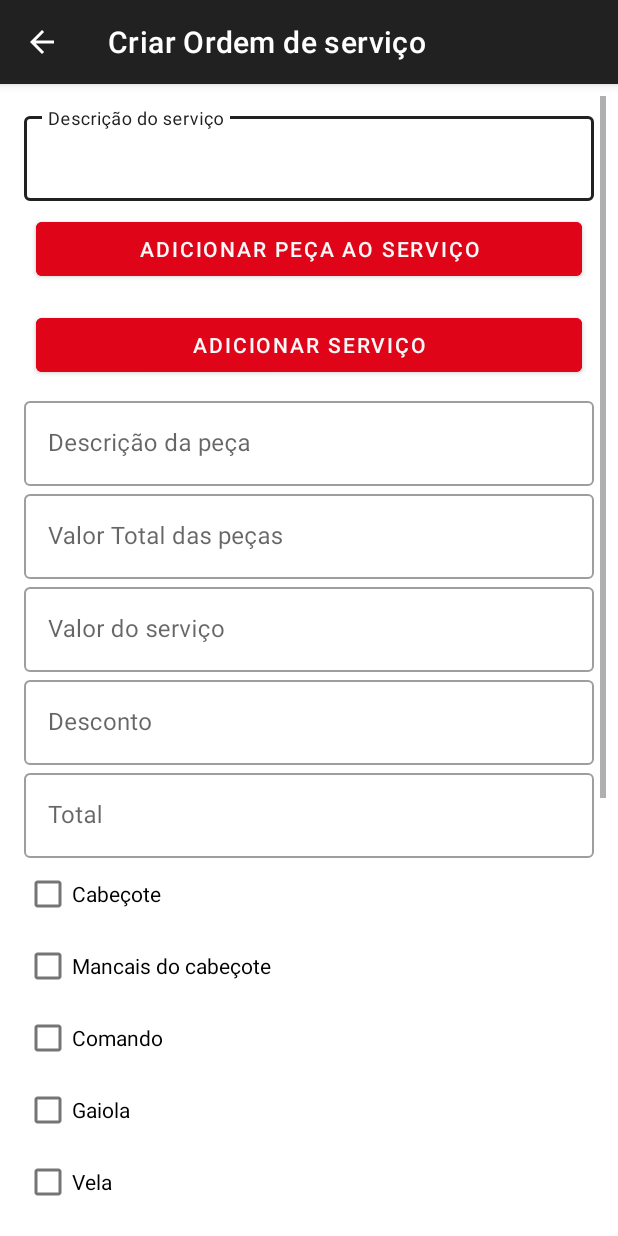
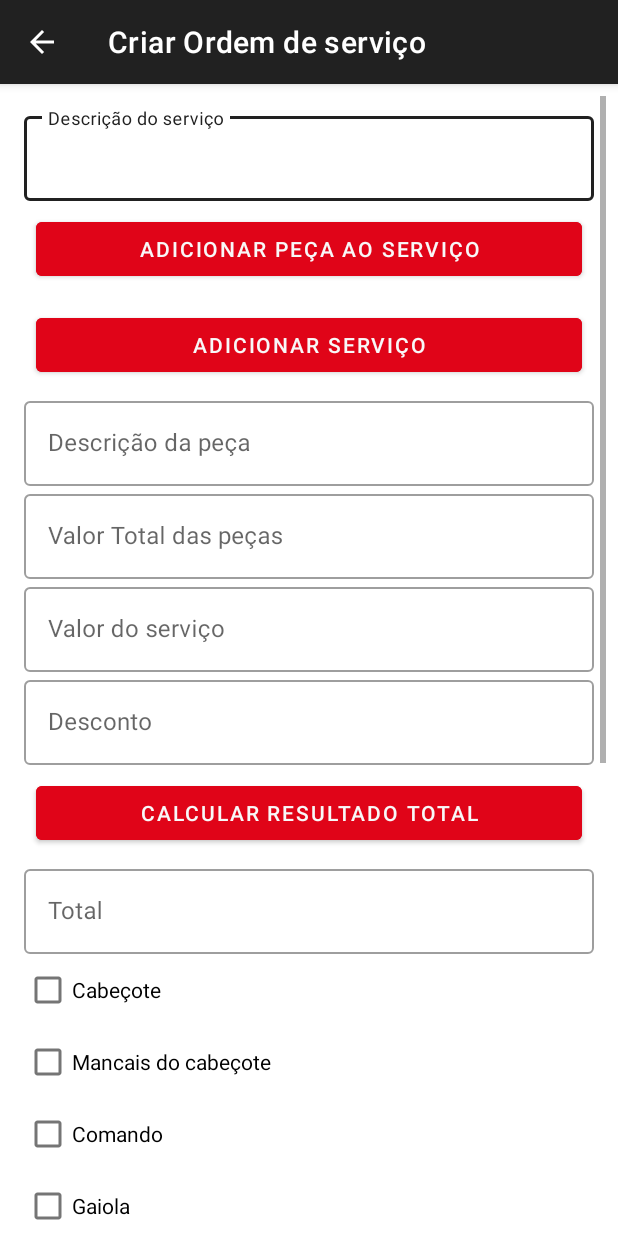
Before and after one commit to gustavodias24/MariosCar, an Android app: the OSActivity screen opened directly, with no data from a screen before it, on a phone screen of 412 x 824 dp. Run offline under Robolectric (Android 15) with nearby library versions, the phone set to English and light mode, and no system bars; our stand-ins replace Firebase (no records; nobody signed in at launch, a user with empty details on screens opened directly), Picasso; libraries missing offline, so code that uses them is left out: com.google.gson.internal; pictures from the network do not load; 1 statement that could not run was skipped.

Commit message:
Botão de dar o valor total da os ( peça + serviço - desconto )
Excluir os ( mudar para status excluido ) ok

```diff
--- a/app/src/main/AndroidManifest.xml
+++ b/app/src/main/AndroidManifest.xml
@@ -76,10 +76,10 @@
         <activity
             android:name=".MainActivity"
 
-
             android:exported="true">
             <intent-filter>
                 <action android:name="android.intent.action.MAIN" />
+
 
                 <category android:name="android.intent.category.LAUNCHER" />
             </intent-filter>
--- a/app/src/main/java/benicio/soluces/marioscar/ExibicaoActivity.java
+++ b/app/src/main/java/benicio/soluces/marioscar/ExibicaoActivity.java
@@ -115,7 +115,9 @@ public class ExibicaoActivity extends AppCompatActivity {
                     listaOs.clear();
                     for( DataSnapshot dado : snapshot.getChildren()){
                         OSModel osModel = dado.getValue(OSModel.class);
-                        listaOs.add(osModel);
+                        if ( !osModel.getDeletado() ){
+                            listaOs.add(osModel);
+                        }
                     }
                     adapterOS.notifyDataSetChanged();
                 }
--- a/app/src/main/res/layout/activity_osactivity.xml
+++ b/app/src/main/res/layout/activity_osactivity.xml
@@ -111,6 +111,15 @@
                 android:inputType="text" />
 
         </com.google.android.material.textfield.TextInputLayout>
+
+        <Button
+            android:id="@+id/calculo_resulado"
+            android:layout_width="match_parent"
+            android:layout_height="wrap_content"
+            android:layout_margin="8dp"
+            android:backgroundTint="@color/red"
+            android:text="Calcular resultado total"
+            android:textColor="#F8F8F8" />
 
         <com.google.android.material.textfield.TextInputLayout
             android:id="@+id/total_field"
```
Also changed, not shown: app/src/main/java/benicio/soluces/marioscar/OSActivity.java (+35 -1 lines), app/src/main/java/benicio/soluces/marioscar/adapters/AdapterOS.java (+18 -2 lines), app/src/main/java/benicio/soluces/marioscar/model/OSModel.java (+10 -0 lines), app/src/main/res/layout/os_layout.xml (+11 -1 lines).
